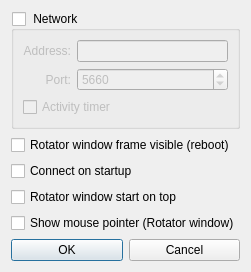
This is c/openASC_Controller_v2/ui/settingsdialog.ui in thegeek82000/openasc as Qt 5 draws it before an edit. The edited form follows.
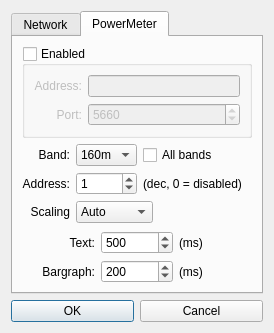
This is the edited form.

Commit message: - Added power meter option to the openASC Controller software

Patch:
```diff
--- a/c/openASC_Controller_v2/ui/settingsdialog.ui
+++ b/c/openASC_Controller_v2/ui/settingsdialog.ui
@@ -6,8 +6,8 @@
    <rect>
     <x>0</x>
     <y>0</y>
-    <width>230</width>
-    <height>240</height>
+    <width>251</width>
+    <height>331</height>
    </rect>
   </property>
   <property name="sizePolicy">
@@ -24,14 +24,24 @@
   </property>
   <property name="maximumSize">
    <size>
-    <width>303</width>
-    <height>240</height>
+    <width>600</width>
+    <height>600</height>
    </size>
   </property>
   <property name="windowTitle">
    <string>Settings</string>
   </property>
-  <layout class="QVBoxLayout" name="verticalLayout_3">
+  <layout class="QVBoxLayout" name="verticalLayout_2">
+   <item>
+    <widget class="QTabWidget" name="tabWidget">
+     <property name="currentIndex">
+      <number>1</number>
+     </property>
+     <widget class="QWidget" name="Tab1">
+      <attribute name="title">
+       <string>Network</string>
+      </attribute>
+      <layout class="QVBoxLayout" name="verticalLayout_5">
    <item>
     <widget class="QGroupBox" name="groupBoxNetwork">
      <property name="title">
@@ -43,9 +53,9 @@
      <property name="checked">
       <bool>false</bool>
      </property>
-     <layout class="QVBoxLayout" name="verticalLayout_2">
+         <layout class="QVBoxLayout" name="verticalLayout_3">
       <item>
-       <layout class="QGridLayout" name="gridLayout_2">
+           <layout class="QGridLayout" name="gridLayout3">
         <item row="0" column="0">
          <widget class="QLabel" name="labelIP">
           <property name="layoutDirection">
@@ -98,7 +108,7 @@
     </widget>
    </item>
    <item>
-    <layout class="QVBoxLayout" name="verticalLayout">
+        <layout class="QVBoxLayout" name="verticalLayout4">
      <item>
       <widget class="QCheckBox" name="checkBoxRotatorWindowFrame">
        <property name="text">
@@ -129,8 +139,332 @@
      </item>
     </layout>
    </item>
+      </layout>
+     </widget>
+     <widget class="QWidget" name="Tab2">
+      <attribute name="title">
+       <string>PowerMeter</string>
+      </attribute>
+      <layout class="QVBoxLayout" name="verticalLayout">
+       <item>
+        <widget class="QGroupBox" name="groupBoxPowerMeterNetwork">
+         <property name="title">
+          <string>Enabled</string>
+         </property>
+         <property name="checkable">
+          <bool>true</bool>
+         </property>
+         <property name="checked">
+          <bool>false</bool>
+         </property>
+         <layout class="QVBoxLayout" name="verticalLayout_4">
+          <item>
+           <layout class="QGridLayout" name="gridLayoutPowerMeter3">
+            <item row="0" column="0">
+             <widget class="QLabel" name="labelPowerMeterIP">
+              <property name="layoutDirection">
+               <enum>Qt::LeftToRight</enum>
+              </property>
+              <property name="text">
+               <string>Address:</string>
+              </property>
+              <property name="alignment">
+               <set>Qt::AlignRight|Qt::AlignTrailing|Qt::AlignVCenter</set>
+              </property>
+             </widget>
+            </item>
+            <item row="1" column="0">
+             <widget class="QLabel" name="labelPowerMeterPort">
+              <property name="layoutDirection">
+               <enum>Qt::LeftToRight</enum>
+              </property>
+              <property name="text">
+               <string>Port:</string>
+              </property>
+              <property name="alignment">
+               <set>Qt::AlignRight|Qt::AlignTrailing|Qt::AlignVCenter</set>
+              </property>
+             </widget>
+            </item>
+            <item row="0" column="1">
+             <widget class="QLineEdit" name="lineEditPowerMeterIP"/>
+            </item>
+            <item row="1" column="1">
+             <widget class="QSpinBox" name="spinBoxPowerMeterPort">
+              <property name="maximum">
+               <number>65000</number>
+              </property>
+              <property name="value">
+               <number>5660</number>
+              </property>
+             </widget>
+            </item>
+           </layout>
+          </item>
+         </layout>
+        </widget>
+       </item>
    <item>
     <layout class="QGridLayout" name="gridLayout">
+         <item row="0" column="1">
+          <widget class="QComboBox" name="comboBoxPowerMeterBand">
+           <item>
+            <property name="text">
+             <string>160m</string>
+            </property>
+           </item>
+           <item>
+            <property name="text">
+             <string>80m</string>
+            </property>
+           </item>
+           <item>
+            <property name="text">
+             <string>40m</string>
+            </property>
+           </item>
+           <item>
+            <property name="text">
+             <string>30m</string>
+            </property>
+           </item>
+           <item>
+            <property name="text">
+             <string>20m</string>
+            </property>
+           </item>
+           <item>
+            <property name="text">
+             <string>17m</string>
+            </property>
+           </item>
+           <item>
+            <property name="text">
+             <string>15m</string>
+            </property>
+           </item>
+           <item>
+            <property name="text">
+             <string>12m</string>
+            </property>
+           </item>
+           <item>
+            <property name="text">
+             <string>10m</string>
+            </property>
+           </item>
+          </widget>
+         </item>
+         <item row="2" column="0">
+          <widget class="QLabel" name="labelPowerMeterScaling">
+           <property name="text">
+            <string>Scaling</string>
+           </property>
+           <property name="alignment">
+            <set>Qt::AlignRight|Qt::AlignTrailing|Qt::AlignVCenter</set>
+           </property>
+          </widget>
+         </item>
+         <item row="2" column="3">
+          <spacer name="horizontalSpacer">
+           <property name="orientation">
+            <enum>Qt::Horizontal</enum>
+           </property>
+           <property name="sizeHint" stdset="0">
+            <size>
+             <width>40</width>
+             <height>20</height>
+            </size>
+           </property>
+          </spacer>
+         </item>
+         <item row="1" column="0">
+          <widget class="QLabel" name="labelPowerMeterAddress">
+           <property name="text">
+            <string>Address:</string>
+           </property>
+           <property name="alignment">
+            <set>Qt::AlignRight|Qt::AlignTrailing|Qt::AlignVCenter</set>
+           </property>
+          </widget>
+         </item>
+         <item row="1" column="1">
+          <widget class="QSpinBox" name="spinBoxPowerMeterAddress">
+           <property name="minimum">
+            <number>0</number>
+           </property>
+           <property name="maximum">
+            <number>255</number>
+           </property>
+           <property name="value">
+            <number>1</number>
+           </property>
+          </widget>
+         </item>
+         <item row="1" column="2" colspan="2">
+          <widget class="QLabel" name="labelPowerMeterAddressDec">
+           <property name="text">
+            <string>(dec, 0 = disabled)</string>
+           </property>
+          </widget>
+         </item>
+         <item row="0" column="2" colspan="2">
+          <widget class="QCheckBox" name="checkBoxPowerMeterAllBands">
+           <property name="text">
+            <string>All bands</string>
+           </property>
+          </widget>
+         </item>
+         <item row="2" column="1" colspan="2">
+          <widget class="QComboBox" name="comboBoxPowerMeterScaling">
+           <item>
+            <property name="text">
+             <string>Auto</string>
+            </property>
+           </item>
+           <item>
+            <property name="text">
+             <string>150W</string>
+            </property>
+           </item>
+           <item>
+            <property name="text">
+             <string>1000W</string>
+            </property>
+           </item>
+           <item>
+            <property name="text">
+             <string>1500W</string>
+            </property>
+           </item>
+           <item>
+            <property name="text">
+             <string>2000W</string>
+            </property>
+           </item>
+           <item>
+            <property name="text">
+             <string>3000W</string>
+            </property>
+           </item>
+           <item>
+            <property name="text">
+             <string>5000W</string>
+            </property>
+           </item>
+           <item>
+            <property name="text">
+             <string>10000W</string>
+            </property>
+           </item>
+           <item>
+            <property name="text">
+             <string>15000W</string>
+            </property>
+           </item>
+          </widget>
+         </item>
+         <item row="0" column="0">
+          <widget class="QLabel" name="labelPowerMeterBand">
+           <property name="text">
+            <string>Band:</string>
+           </property>
+           <property name="alignment">
+            <set>Qt::AlignRight|Qt::AlignTrailing|Qt::AlignVCenter</set>
+           </property>
+          </widget>
+         </item>
+        </layout>
+       </item>
+       <item>
+        <spacer name="verticalSpacer">
+         <property name="orientation">
+          <enum>Qt::Vertical</enum>
+         </property>
+         <property name="sizeHint" stdset="0">
+          <size>
+           <width>20</width>
+           <height>50</height>
+          </size>
+         </property>
+        </spacer>
+       </item>
+       <item>
+        <layout class="QGridLayout" name="gridLayout_14">
+         <item row="0" column="1">
+          <widget class="QSpinBox" name="spinBoxPowerMeterUpdateRateText">
+           <property name="minimum">
+            <number>0</number>
+           </property>
+           <property name="maximum">
+            <number>5000</number>
+           </property>
+           <property name="singleStep">
+            <number>100</number>
+           </property>
+           <property name="value">
+            <number>500</number>
+           </property>
+          </widget>
+         </item>
+         <item row="1" column="2">
+          <widget class="QLabel" name="labelPowerMeterUpdateRateBargraphDec">
+           <property name="text">
+            <string>(ms)</string>
+           </property>
+          </widget>
+         </item>
+         <item row="1" column="1">
+          <widget class="QSpinBox" name="spinBoxPowerMeterUpdateRateBargraph">
+           <property name="minimum">
+            <number>0</number>
+           </property>
+           <property name="maximum">
+            <number>5000</number>
+           </property>
+           <property name="singleStep">
+            <number>100</number>
+           </property>
+           <property name="value">
+            <number>200</number>
+           </property>
+          </widget>
+         </item>
+         <item row="0" column="2">
+          <widget class="QLabel" name="labelPowerMeterUpdateRateTextDec">
+           <property name="text">
+            <string>(ms)</string>
+           </property>
+          </widget>
+         </item>
+         <item row="0" column="0">
+          <widget class="QLabel" name="labelPowerMeterUpdateRateText">
+           <property name="text">
+            <string>Text:</string>
+           </property>
+           <property name="alignment">
+            <set>Qt::AlignRight|Qt::AlignTrailing|Qt::AlignVCenter</set>
+           </property>
+          </widget>
+         </item>
+         <item row="1" column="0">
+          <widget class="QLabel" name="labelPowerMeterUpdateRateBargraph">
+           <property name="text">
+            <string>Bargraph:</string>
+           </property>
+           <property name="alignment">
+            <set>Qt::AlignRight|Qt::AlignTrailing|Qt::AlignVCenter</set>
+           </property>
+          </widget>
+         </item>
+        </layout>
+       </item>
+      </layout>
+     </widget>
+    </widget>
+   </item>
+   <item>
+    <layout class="QGridLayout" name="gridLayout4">
      <item row="0" column="0">
       <widget class="QPushButton" name="pushButtonOK">
        <property name="text">
```
Left out of the diff: 53 changed lines with no effect on the pictures. Lines whose indentation alone changed are shown as unchanged. The commit also changes 12 other files.
